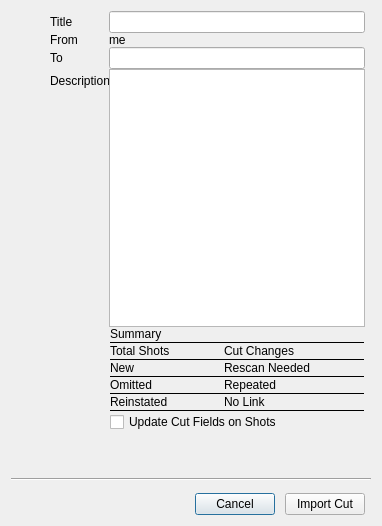
This is resources/submit_dialog.ui in shotgunsoftware/tk-multi-importcut as Qt 5 draws it before an edit. The edited form follows.
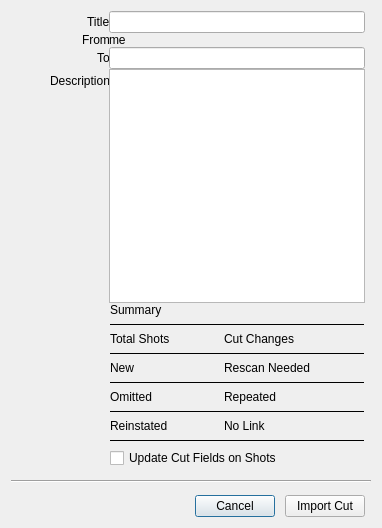
This is the edited form.

The edit to the form file:
```diff
--- a/resources/submit_dialog.ui
+++ b/resources/submit_dialog.ui
@@ -7,7 +7,7 @@
     <x>0</x>
     <y>0</y>
     <width>382</width>
-    <height>526</height>
+    <height>528</height>
    </rect>
   </property>
   <property name="windowTitle">
@@ -16,11 +16,11 @@
   <property name="modal">
    <bool>true</bool>
   </property>
-  <layout class="QGridLayout" name="gridLayout_2" rowstretch="1,0,0,0,0" columnstretch="1,0,0">
+  <layout class="QGridLayout" name="gridLayout_2" rowstretch="1,0,0,0" columnstretch="1,0,0">
    <property name="verticalSpacing">
     <number>12</number>
    </property>
-   <item row="4" column="1">
+   <item row="3" column="1">
     <layout class="QHBoxLayout" name="horizontalLayout">
      <item>
       <spacer name="horizontalSpacer_3">
@@ -78,6 +78,9 @@
      <property name="fieldGrowthPolicy">
       <enum>QFormLayout::AllNonFixedFieldsGrow</enum>
      </property>
+     <property name="labelAlignment">
+      <set>Qt::AlignRight|Qt::AlignTrailing|Qt::AlignVCenter</set>
+     </property>
      <property name="leftMargin">
       <number>0</number>
      </property>
@@ -126,7 +129,14 @@
       </widget>
      </item>
      <item row="3" column="1">
-      <widget class="QTextEdit" name="description_text"/>
+      <widget class="QTextEdit" name="description_text">
+       <property name="sizePolicy">
+        <sizepolicy hsizetype="Expanding" vsizetype="Expanding">
+         <horstretch>0</horstretch>
+         <verstretch>1</verstretch>
+        </sizepolicy>
+       </property>
+      </widget>
      </item>
      <item row="4" column="1">
       <layout class="QGridLayout" name="gridLayout">
@@ -146,7 +156,7 @@
         <number>0</number>
        </property>
        <property name="verticalSpacing">
-        <number>-1</number>
+        <number>6</number>
        </property>
        <item row="7" column="0" colspan="4">
         <widget class="Line" name="line_3">
@@ -428,7 +438,7 @@
      </item>
     </layout>
    </item>
-   <item row="2" column="0" colspan="3">
+   <item row="1" column="0" colspan="3">
     <widget class="Line" name="line">
      <property name="orientation">
       <enum>Qt::Horizontal</enum>
@@ -448,19 +458,6 @@
      </property>
     </spacer>
    </item>
-   <item row="1" column="1">
-    <spacer name="verticalSpacer">
-     <property name="orientation">
-      <enum>Qt::Vertical</enum>
-     </property>
-     <property name="sizeHint" stdset="0">
-      <size>
-       <width>20</width>
-       <height>34</height>
-      </size>
-     </property>
-    </spacer>
-   </item>
   </layout>
  </widget>
  <resources/>
```
